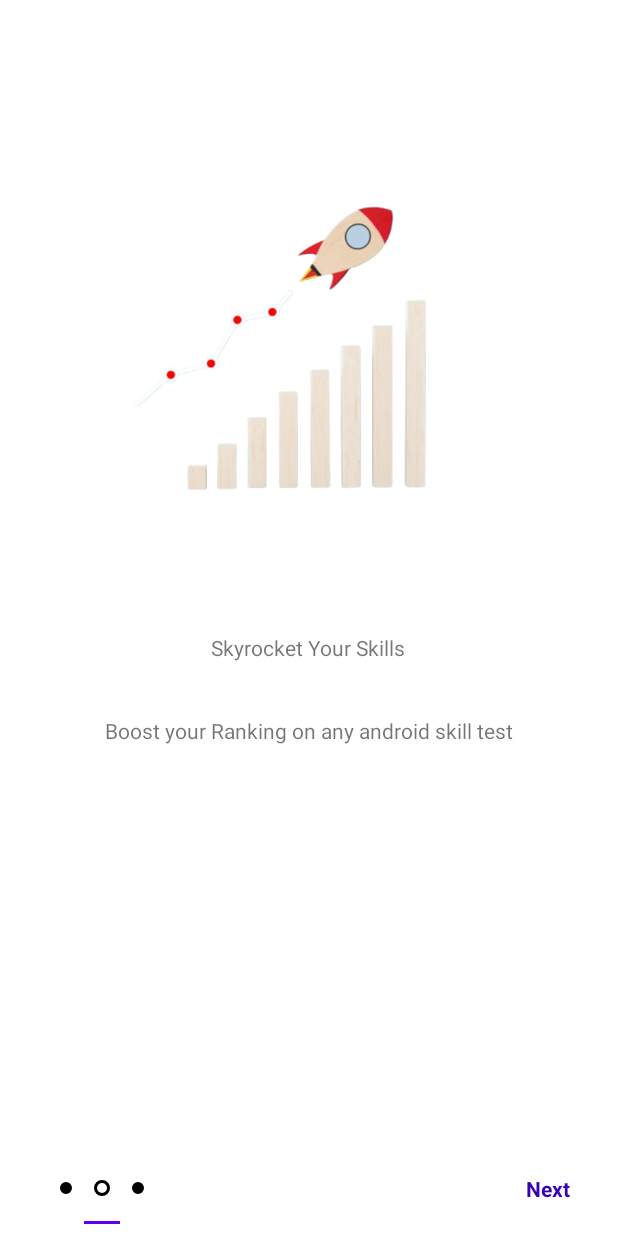
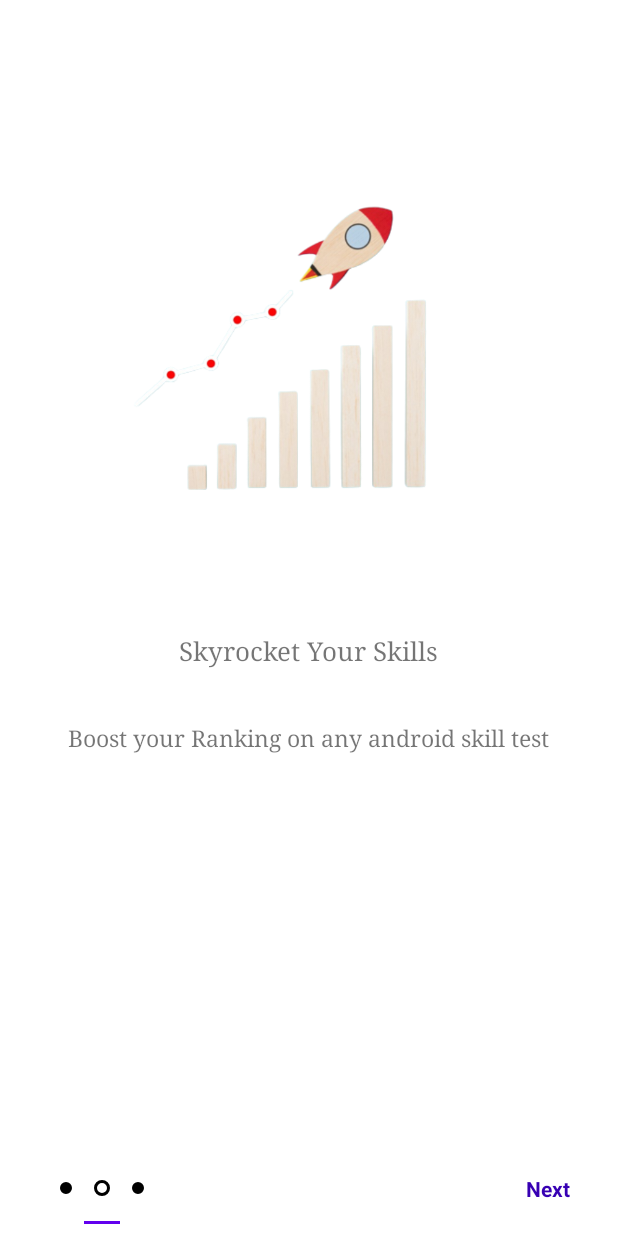
Before and after one commit to Ojerry/LearnAndroid, an Android app: the screen it shows after launch (MainActivity), item 2 of the bottom bar chosen, on a phone screen of 412 x 824 dp. Run offline under Robolectric (Android 15) with nearby library versions, the phone set to English and light mode, and no system bars.

Commit message:
minor changes

```diff
--- a/app/src/main/res/layout/onboarding_screen_layout.xml
+++ b/app/src/main/res/layout/onboarding_screen_layout.xml
@@ -22,7 +22,9 @@
         android:layout_width="wrap_content"
         android:layout_height="wrap_content"
         android:layout_marginTop="36dp"
+        android:fontFamily="serif"
         android:text="TextView"
+        android:textSize="17dp"
         app:layout_constraintEnd_toEndOf="parent"
         app:layout_constraintHorizontal_bias="0.498"
         app:layout_constraintStart_toStartOf="parent"
@@ -33,7 +35,9 @@
         android:layout_width="wrap_content"
         android:layout_height="wrap_content"
         android:layout_marginTop="36dp"
+        android:fontFamily="serif"
         android:text="TextView"
+        android:textSize="15dp"
         app:layout_constraintEnd_toEndOf="parent"
         app:layout_constraintHorizontal_bias="0.498"
         app:layout_constraintStart_toStartOf="parent"
```
